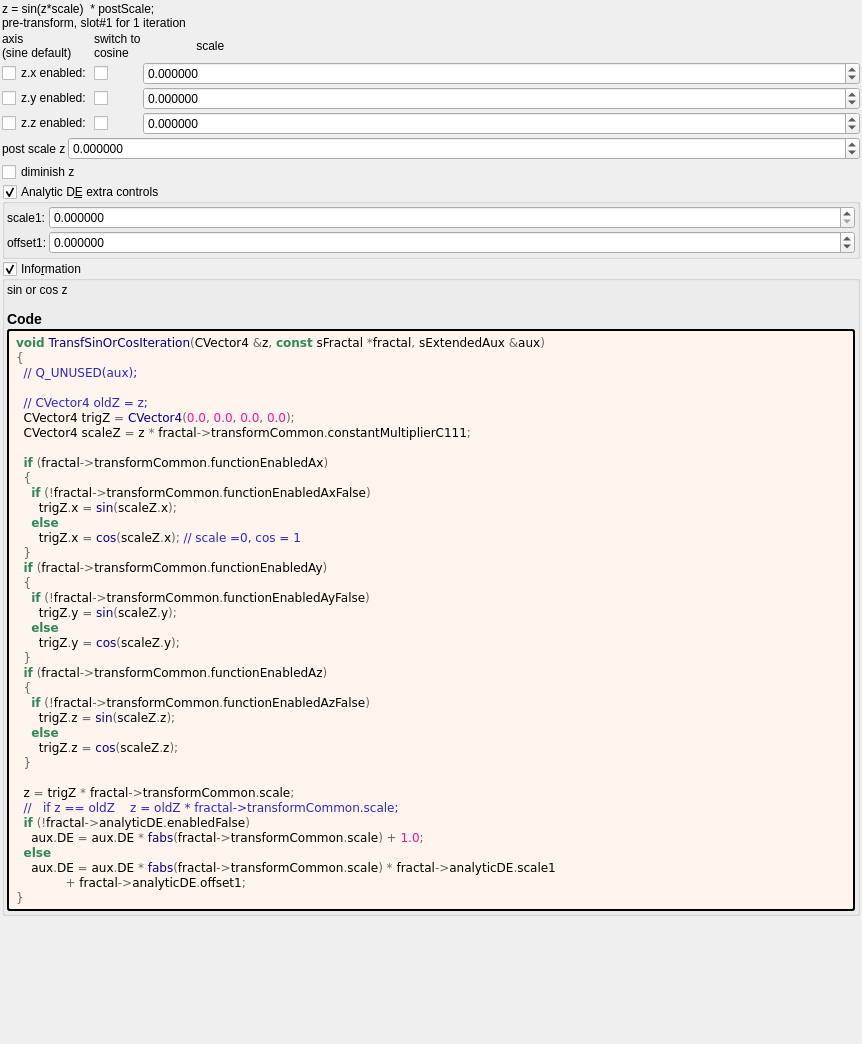
Before: the Qt Designer form mandelbulber2/formula/ui/transf_sin_or_cos.ui in buddhi1980/mandelbulber2, drawn with Qt 5.
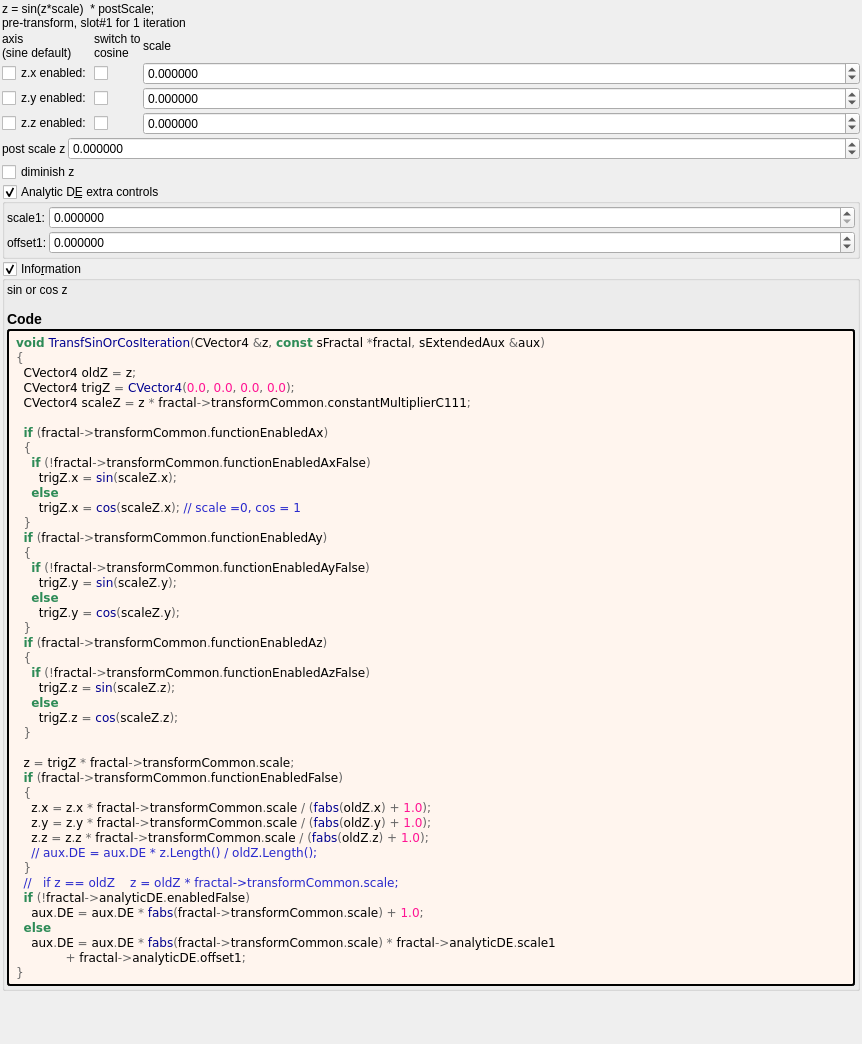
After: the same form once the commit is applied. Custom widgets are drawn as their Qt base class.

Commit message:
source code format - fractal_formulas.cpp and formula opencl/ui
- fixed UTF8-BOM on fractal_formulas.cpp file
- formatted fractal_formulas.cpp
- updated formula opencl and ui files

```diff
--- a/mandelbulber2/formula/ui/transf_sin_or_cos.ui
+++ b/mandelbulber2/formula/ui/transf_sin_or_cos.ui
@@ -187,7 +187,7 @@
      <item row="0" column="2">
       <widget class="QLabel" name="label_124">
        <property name="text">
-        <string>                scale</string>
+        <string>scale</string>
        </property>
       </widget>
      </item>
@@ -403,9 +403,7 @@
          <string notr="true">&lt;body style=&quot;background-color:#fff5ee&quot;&gt;
 &lt;pre style=&quot;color:#000000; background-color:#fff5ee;  font-family:'Courier New',monospace;&quot;&gt;&lt;span style=&quot;color:#2e8b57; font-weight:bold&quot;&gt;void&lt;/span&gt; &lt;span style=&quot;color:#00008f&quot;&gt;TransfSinOrCosIteration&lt;/span&gt;&lt;span style=&quot;color:#676767&quot;&gt;(&lt;/span&gt;CVector4 &lt;span style=&quot;color:#676767&quot;&gt;&amp;amp;&lt;/span&gt;z&lt;span style=&quot;color:#676767&quot;&gt;,&lt;/span&gt; &lt;span style=&quot;color:#2e8b57; font-weight:bold&quot;&gt;const&lt;/span&gt; sFractal &lt;span style=&quot;color:#676767&quot;&gt;*&lt;/span&gt;fractal&lt;span style=&quot;color:#676767&quot;&gt;,&lt;/span&gt; sExtendedAux &lt;span style=&quot;color:#676767&quot;&gt;&amp;amp;&lt;/span&gt;aux&lt;span style=&quot;color:#676767&quot;&gt;)&lt;/span&gt;
 &lt;span style=&quot;color:#676767&quot;&gt;{&lt;/span&gt;
-  &lt;span style=&quot;color:#2929cc&quot;&gt;// Q_UNUSED(aux);&lt;/span&gt;
-
-  &lt;span style=&quot;color:#2929cc&quot;&gt;// CVector4 oldZ = z;&lt;/span&gt;
+  CVector4 oldZ &lt;span style=&quot;color:#676767&quot;&gt;=&lt;/span&gt; z&lt;span style=&quot;color:#676767&quot;&gt;;&lt;/span&gt;
   CVector4 trigZ &lt;span style=&quot;color:#676767&quot;&gt;=&lt;/span&gt; &lt;span style=&quot;color:#00008f&quot;&gt;CVector4&lt;/span&gt;&lt;span style=&quot;color:#676767&quot;&gt;(&lt;/span&gt;&lt;span style=&quot;color:#ff1493&quot;&gt;0.0&lt;/span&gt;&lt;span style=&quot;color:#676767&quot;&gt;,&lt;/span&gt; &lt;span style=&quot;color:#ff1493&quot;&gt;0.0&lt;/span&gt;&lt;span style=&quot;color:#676767&quot;&gt;,&lt;/span&gt; &lt;span style=&quot;color:#ff1493&quot;&gt;0.0&lt;/span&gt;&lt;span style=&quot;color:#676767&quot;&gt;,&lt;/span&gt; &lt;span style=&quot;color:#ff1493&quot;&gt;0.0&lt;/span&gt;&lt;span style=&quot;color:#676767&quot;&gt;);&lt;/span&gt;
   CVector4 scaleZ &lt;span style=&quot;color:#676767&quot;&gt;=&lt;/span&gt; z &lt;span style=&quot;color:#676767&quot;&gt;*&lt;/span&gt; fractal&lt;span style=&quot;color:#676767&quot;&gt;-&amp;gt;&lt;/span&gt;transformCommon&lt;span style=&quot;color:#676767&quot;&gt;.&lt;/span&gt;constantMultiplierC111&lt;span style=&quot;color:#676767&quot;&gt;;&lt;/span&gt;
 
@@ -432,6 +430,13 @@
   &lt;span style=&quot;color:#676767&quot;&gt;}&lt;/span&gt;
 
   z &lt;span style=&quot;color:#676767&quot;&gt;=&lt;/span&gt; trigZ &lt;span style=&quot;color:#676767&quot;&gt;*&lt;/span&gt; fractal&lt;span style=&quot;color:#676767&quot;&gt;-&amp;gt;&lt;/span&gt;transformCommon&lt;span style=&quot;color:#676767&quot;&gt;.&lt;/span&gt;scale&lt;span style=&quot;color:#676767&quot;&gt;;&lt;/span&gt;
+  &lt;span style=&quot;color:#2e8b57; font-weight:bold&quot;&gt;if&lt;/span&gt; &lt;span style=&quot;color:#676767&quot;&gt;(&lt;/span&gt;fractal&lt;span style=&quot;color:#676767&quot;&gt;-&amp;gt;&lt;/span&gt;transformCommon&lt;span style=&quot;color:#676767&quot;&gt;.&lt;/span&gt;functionEnabledFalse&lt;span style=&quot;color:#676767&quot;&gt;)&lt;/span&gt;
+  &lt;span style=&quot;color:#676767&quot;&gt;{&lt;/span&gt;
+    z&lt;span style=&quot;color:#676767&quot;&gt;.&lt;/span&gt;x &lt;span style=&quot;color:#676767&quot;&gt;=&lt;/span&gt; z&lt;span style=&quot;color:#676767&quot;&gt;.&lt;/span&gt;x &lt;span style=&quot;color:#676767&quot;&gt;*&lt;/span&gt; fractal&lt;span style=&quot;color:#676767&quot;&gt;-&amp;gt;&lt;/span&gt;transformCommon&lt;span style=&quot;color:#676767&quot;&gt;.&lt;/span&gt;scale &lt;span style=&quot;color:#676767&quot;&gt;/ (&lt;/span&gt;&lt;span style=&quot;color:#00008f&quot;&gt;fabs&lt;/span&gt;&lt;span style=&quot;color:#676767&quot;&gt;(&lt;/span&gt;oldZ&lt;span style=&quot;color:#676767&quot;&gt;.&lt;/span&gt;x&lt;span style=&quot;color:#676767&quot;&gt;) +&lt;/span&gt; &lt;span style=&quot;color:#ff1493&quot;&gt;1.0&lt;/span&gt;&lt;span style=&quot;color:#676767&quot;&gt;);&lt;/span&gt;
+    z&lt;span style=&quot;color:#676767&quot;&gt;.&lt;/span&gt;y &lt;span style=&quot;color:#676767&quot;&gt;=&lt;/span&gt; z&lt;span style=&quot;color:#676767&quot;&gt;.&lt;/span&gt;y &lt;span style=&quot;color:#676767&quot;&gt;*&lt;/span&gt; fractal&lt;span style=&quot;color:#676767&quot;&gt;-&amp;gt;&lt;/span&gt;transformCommon&lt;span style=&quot;color:#676767&quot;&gt;.&lt;/span&gt;scale &lt;span style=&quot;color:#676767&quot;&gt;/ (&lt;/span&gt;&lt;span style=&quot;color:#00008f&quot;&gt;fabs&lt;/span&gt;&lt;span style=&quot;color:#676767&quot;&gt;(&lt;/span&gt;oldZ&lt;span style=&quot;color:#676767&quot;&gt;.&lt;/span&gt;y&lt;span style=&quot;color:#676767&quot;&gt;) +&lt;/span&gt; &lt;span style=&quot;color:#ff1493&quot;&gt;1.0&lt;/span&gt;&lt;span style=&quot;color:#676767&quot;&gt;);&lt;/span&gt;
+    z&lt;span style=&quot;color:#676767&quot;&gt;.&lt;/span&gt;z &lt;span style=&quot;color:#676767&quot;&gt;=&lt;/span&gt; z&lt;span style=&quot;color:#676767&quot;&gt;.&lt;/span&gt;z &lt;span style=&quot;color:#676767&quot;&gt;*&lt;/span&gt; fractal&lt;span style=&quot;color:#676767&quot;&gt;-&amp;gt;&lt;/span&gt;transformCommon&lt;span style=&quot;color:#676767&quot;&gt;.&lt;/span&gt;scale &lt;span style=&quot;color:#676767&quot;&gt;/ (&lt;/span&gt;&lt;span style=&quot;color:#00008f&quot;&gt;fabs&lt;/span&gt;&lt;span style=&quot;color:#676767&quot;&gt;(&lt;/span&gt;oldZ&lt;span style=&quot;color:#676767&quot;&gt;.&lt;/span&gt;z&lt;span style=&quot;color:#676767&quot;&gt;) +&lt;/span&gt; &lt;span style=&quot;color:#ff1493&quot;&gt;1.0&lt;/span&gt;&lt;span style=&quot;color:#676767&quot;&gt;);&lt;/span&gt;
+    &lt;span style=&quot;color:#2929cc&quot;&gt;// aux.DE = aux.DE * z.Length() / oldZ.Length();&lt;/span&gt;
+  &lt;span style=&quot;color:#676767&quot;&gt;}&lt;/span&gt;
   &lt;span style=&quot;color:#2929cc&quot;&gt;//   if z == oldZ    z = oldZ * fractal-&amp;gt;transformCommon.scale;&lt;/span&gt;
   &lt;span style=&quot;color:#2e8b57; font-weight:bold&quot;&gt;if&lt;/span&gt; &lt;span style=&quot;color:#676767&quot;&gt;(!&lt;/span&gt;fractal&lt;span style=&quot;color:#676767&quot;&gt;-&amp;gt;&lt;/span&gt;analyticDE&lt;span style=&quot;color:#676767&quot;&gt;.&lt;/span&gt;enabledFalse&lt;span style=&quot;color:#676767&quot;&gt;)&lt;/span&gt;
     aux&lt;span style=&quot;color:#676767&quot;&gt;.&lt;/span&gt;DE &lt;span style=&quot;color:#676767&quot;&gt;=&lt;/span&gt; aux&lt;span style=&quot;color:#676767&quot;&gt;.&lt;/span&gt;DE &lt;span style=&quot;color:#676767&quot;&gt;*&lt;/span&gt; &lt;span style=&quot;color:#00008f&quot;&gt;fabs&lt;/span&gt;&lt;span style=&quot;color:#676767&quot;&gt;(&lt;/span&gt;fractal&lt;span style=&quot;color:#676767&quot;&gt;-&amp;gt;&lt;/span&gt;transformCommon&lt;span style=&quot;color:#676767&quot;&gt;.&lt;/span&gt;scale&lt;span style=&quot;color:#676767&quot;&gt;) +&lt;/span&gt; &lt;span style=&quot;color:#ff1493&quot;&gt;1.0&lt;/span&gt;&lt;span style=&quot;color:#676767&quot;&gt;;&lt;/span&gt;
```
Left out of the diff: 4 changed lines with no effect on the pictures. The commit also changes 104 other files.
